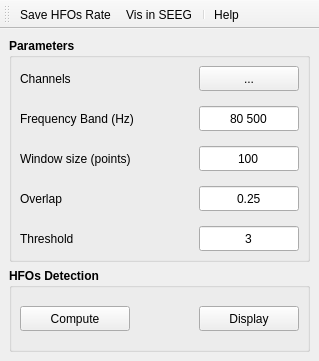
First picture: the form in iEEGTool/gui/ui/compute_hfo.ui, repository ZhengLiu97/iEEGTool, before the edit.
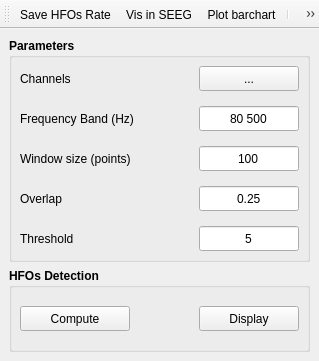
Second picture: the form after the edit. Icons and pictures are not drawn.

What changed in the file:
```diff
--- a/iEEGTool/gui/ui/compute_hfo.ui
+++ b/iEEGTool/gui/ui/compute_hfo.ui
@@ -373,7 +373,7 @@
               <enum>Qt::ClickFocus</enum>
              </property>
              <property name="text">
-              <string>3</string>
+              <string>5</string>
              </property>
              <property name="alignment">
               <set>Qt::AlignCenter</set>
@@ -498,6 +498,7 @@
    </attribute>
    <addaction name="_save_hfo_rates_action"/>
    <addaction name="_viz_ieeg_action"/>
+   <addaction name="_plot_barchart_action"/>
    <addaction name="separator"/>
    <addaction name="_help_action"/>
   </widget>
@@ -543,6 +544,15 @@
     </font>
    </property>
   </action>
+  <action name="_plot_barchart_action">
+   <property name="icon">
+    <iconset>
+     <normaloff>../../icon/bar-chart.svg</normaloff>../../icon/bar-chart.svg</iconset>
+   </property>
+   <property name="text">
+    <string>Plot barchart</string>
+   </property>
+  </action>
  </widget>
  <resources/>
  <connections/>
```
